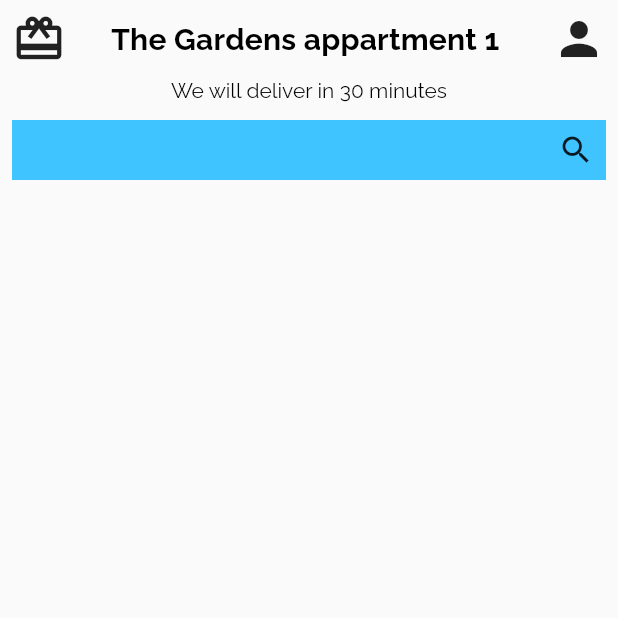
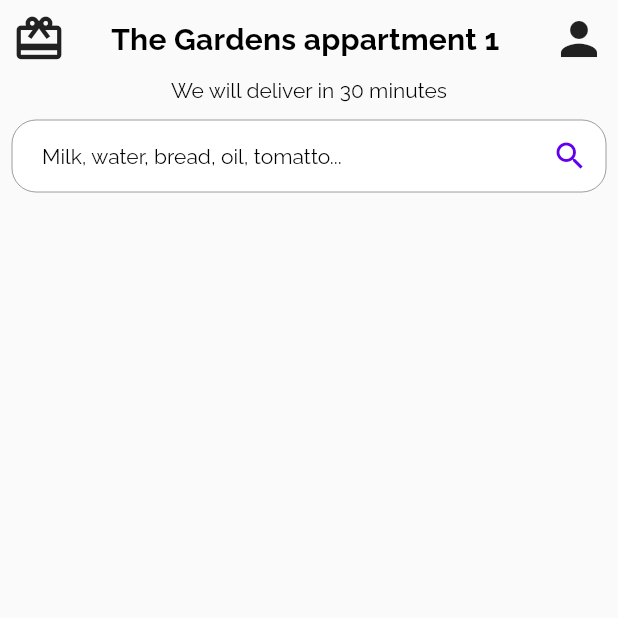
Before and after one commit to hammad-tariq/flutter-app-architecture, a Flutter app: the screen it shows after launch, on a phone screen of 412 x 824 dp, the top half of it. Run offline on Flutter 3.47's test engine with Material 2 defaults, Android fonts, the phone set to English and light mode, and no system bars; our stand-ins replace bloc, dartz, dio, drift, equatable, firebase_analytics and 10 more; missing offline and left inert: firebase_analytics_web, firebase_core_web, firebase_messaging_web, location_web, package_info_plus_web, shared_preferences_web and 2 more; accounts and stored records are empty; generated files the repository leaves out were written again.

Commit message:
UI enchancments.

```diff
--- a/lib/core/layout/colored_safearea.dart
+++ b/lib/core/layout/colored_safearea.dart
@@ -1,3 +1,4 @@
+import 'package:developine_app/core/util/theme.dart';
 import 'package:flutter/material.dart';
 import '../../config/flavors.dart';
 
@@ -9,8 +10,8 @@ class ColoredSafeArea extends StatelessWidget {
   const ColoredSafeArea(
       {Key? key,
       required this.child,
-      required this.color,
-      required this.showBanner})
+      this.color = onPrimaryColor,
+      this.showBanner})
       : super(key: key);
 
   @override
--- a/lib/core/util/theme.dart
+++ b/lib/core/util/theme.dart
@@ -25,6 +25,8 @@ const double kPaddingL = 24.0;
 const double kSpaceS = 8.0;
 const double kSpaceM = 12.0;
 const double kSpaceL = 16.0;
+
+const double kRadiusM = 16.0;
 
 // Spacing
 const double kIconS = 24.0;
@@ -125,19 +127,27 @@ TextStyle overline = GoogleFonts.raleway(
   ),
 );
 
-const kTextFieldDecoration = InputDecoration(
-  hintText: 'Enter a value',
+InputDecoration kTextFieldDecoration = InputDecoration(
+  hintText: 'Milk, water, bread, oil, tomatto...',
+  fillColor: onPrimaryColor,
+  hintStyle: body2,
+  filled: true,
   contentPadding: EdgeInsets.symmetric(vertical: 10.0, horizontal: 20.0),
+  suffixIcon: Icon(
+    Icons.search,
+    color: primaryColor,
+  ),
+  suffixIconColor: primaryColor,
   border: OutlineInputBorder(
-    borderRadius: BorderRadius.all(Radius.circular(32.0)),
+    borderRadius: BorderRadius.all(Radius.circular(kRadiusM)),
   ),
   enabledBorder: OutlineInputBorder(
-    borderSide: BorderSide(color: Colors.blueAccent, width: 1.0),
-    borderRadius: BorderRadius.all(Radius.circular(32.0)),
+    borderSide: BorderSide(color: Colors.blueAccent, width: 0),
+    borderRadius: BorderRadius.all(Radius.circular(kRadiusM)),
   ),
   focusedBorder: OutlineInputBorder(
-    borderSide: BorderSide(color: Colors.blueAccent, width: 2.0),
-    borderRadius: BorderRadius.all(Radius.circular(32.0)),
+    borderSide: BorderSide(color: Colors.blueAccent, width: 0),
+    borderRadius: BorderRadius.all(Radius.circular(kRadiusM)),
   ),
 );
 
--- a/lib/features/home/presentation/pages/home_page.dart
+++ b/lib/features/home/presentation/pages/home_page.dart
@@ -1,5 +1,6 @@
 import 'package:developine_app/core/layout/colored_safearea.dart';
 import 'package:flutter/material.dart';
+import 'package:flutter/rendering.dart';
 import '../../../../core/util/theme.dart';
 import '../widgets/header_menu_widget.dart';
 import '../widgets/search_field_widget.dart';
@@ -20,7 +21,7 @@ class HomePageState extends State<HomePage> {
   @override
   Widget build(BuildContext context) {
     return ColoredSafeArea(
-      child:  Scaffold(
+      child: Scaffold(
         body: Padding(
           padding: const EdgeInsets.only(
               top: kPaddingS, left: kPaddingS, right: kPaddingS),
@@ -44,8 +45,6 @@ class HomePageState extends State<HomePage> {
           ),
         ),
       ),
-      color: Colors.transparent,
-      showBanner: false,
     );
   }
 }
--- a/lib/features/home/presentation/widgets/search_field_widget.dart
+++ b/lib/features/home/presentation/widgets/search_field_widget.dart
@@ -3,18 +3,15 @@ import 'package:developine_app/core/const/route_constants.dart';
 import 'package:developine_app/core/routing/routes.dart';
 import 'package:flutter/material.dart';
 import 'package:flutter/widgets.dart';
+import '../../../../core/util/theme.dart';
 
 class SearchFieldWidget extends StatelessWidget {
   @override
   Widget build(BuildContext context) {
     return InkWell(
-      child: Container(
-        color: Colors.lightBlueAccent,
-        padding: EdgeInsets.all(8),
-        child: Align(
-          alignment: Alignment.centerRight,
-          child: Icon(Icons.search),
-        ),
+      child: TextField(
+        decoration: kTextFieldDecoration,
+        enabled: false,
       ),
       onTap: () {
         log("Search Icon tap.");
```
Also changed, not shown: lib/features/search/presentation/pages/search_page.dart (+5 -7 lines). Lines whose indentation alone changed are shown as unchanged.
